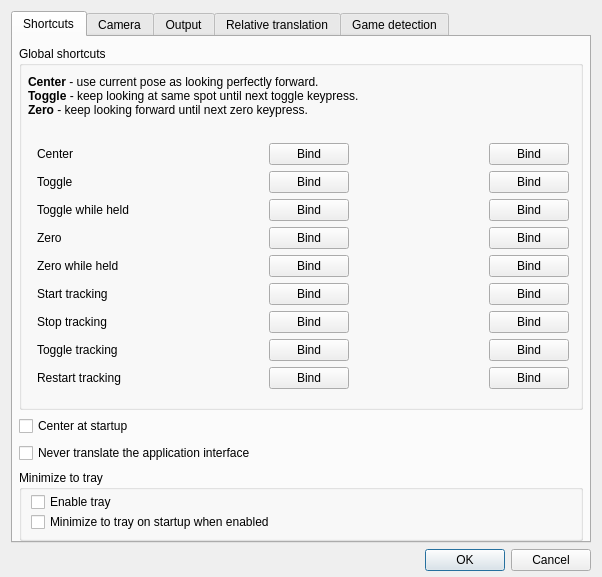
This is gui/options-dialog.ui in opentrack/opentrack as Qt 5 draws it before an edit. The edited form follows.
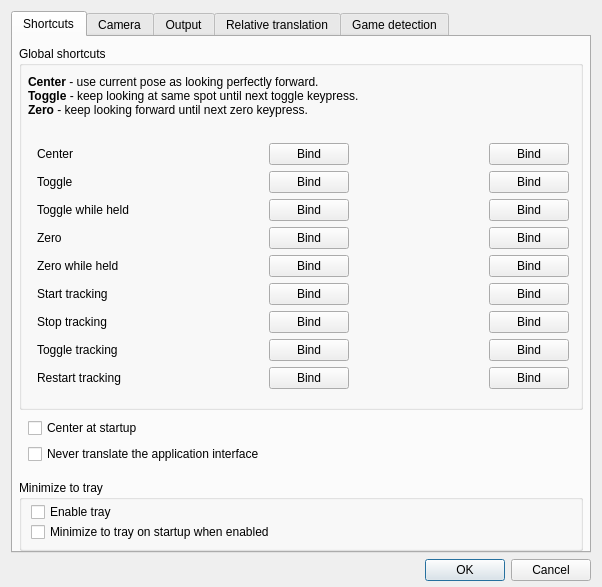
This is the edited form. Icons and pictures are not drawn. Custom widgets are drawn as their Qt base class.

What changed in the file:
```diff
--- a/gui/options-dialog.ui
+++ b/gui/options-dialog.ui
@@ -7,15 +7,9 @@
     <x>0</x>
     <y>0</y>
     <width>588</width>
-    <height>552</height>
+    <height>562</height>
    </rect>
   </property>
-  <property name="sizePolicy">
-   <sizepolicy hsizetype="Maximum" vsizetype="Maximum">
-    <horstretch>0</horstretch>
-    <verstretch>0</verstretch>
-   </sizepolicy>
-  </property>
   <property name="windowTitle">
    <string>Options</string>
   </property>
@@ -840,43 +834,21 @@
         </widget>
        </item>
        <item>
-        <widget class="QCheckBox" name="center_at_startup">
-         <property name="sizePolicy">
-          <sizepolicy hsizetype="Minimum" vsizetype="Maximum">
-           <horstretch>0</horstretch>
-           <verstretch>0</verstretch>
-          </sizepolicy>
+        <widget class="QFrame" name="frame_5">
+         <property name="frameShadow">
+          <enum>QFrame::Raised</enum>
          </property>
-         <property name="text">
-          <string>Center at startup</string>
-         </property>
-        </widget>
-       </item>
-       <item>
-        <widget class="QFrame" name="frame_3">
-         <property name="frameShape">
-          <enum>QFrame::NoFrame</enum>
-         </property>
-         <layout class="QHBoxLayout" name="horizontalLayout_2">
-          <property name="spacing">
-           <number>0</number>
-          </property>
-          <property name="leftMargin">
-           <number>0</number>
-          </property>
+         <layout class="QGridLayout" name="gridLayout_2">
           <property name="topMargin">
-           <number>0</number>
-          </property>
-          <property name="rightMargin">
-           <number>0</number>
+           <number>2</number>
           </property>
           <property name="bottomMargin">
-           <number>0</number>
+           <number>2</number>
           </property>
-          <item>
+          <item row="1" column="0">
            <widget class="QCheckBox" name="disable_translation">
             <property name="sizePolicy">
-             <sizepolicy hsizetype="Minimum" vsizetype="Maximum">
+             <sizepolicy hsizetype="Maximum" vsizetype="Maximum">
               <horstretch>0</horstretch>
               <verstretch>0</verstretch>
              </sizepolicy>
@@ -886,7 +858,20 @@
             </property>
            </widget>
           </item>
-          <item>
+          <item row="0" column="0">
+           <widget class="QCheckBox" name="center_at_startup">
+            <property name="sizePolicy">
+             <sizepolicy hsizetype="Minimum" vsizetype="Maximum">
+              <horstretch>0</horstretch>
+              <verstretch>0</verstretch>
+             </sizepolicy>
+            </property>
+            <property name="text">
+             <string>Center at startup</string>
+            </property>
+           </widget>
+          </item>
+          <item row="1" column="1">
            <widget class="QLabel" name="label_29">
             <property name="text">
              <string/>
@@ -899,6 +884,30 @@
          </layout>
         </widget>
        </item>
+       <item>
+        <widget class="QFrame" name="frame_3">
+         <property name="frameShape">
+          <enum>QFrame::NoFrame</enum>
+         </property>
+         <layout class="QHBoxLayout" name="horizontalLayout_2">
+          <property name="spacing">
+           <number>0</number>
+          </property>
+          <property name="leftMargin">
+           <number>0</number>
+          </property>
+          <property name="topMargin">
+           <number>0</number>
+          </property>
+          <property name="rightMargin">
+           <number>0</number>
+          </property>
+          <property name="bottomMargin">
+           <number>0</number>
+          </property>
+         </layout>
+        </widget>
+       </item>
        <item>
         <widget class="QGroupBox" name="groupBox_11">
          <property name="sizePolicy">
```
Left out of the diff: 28 changed lines with no effect on the pictures.
